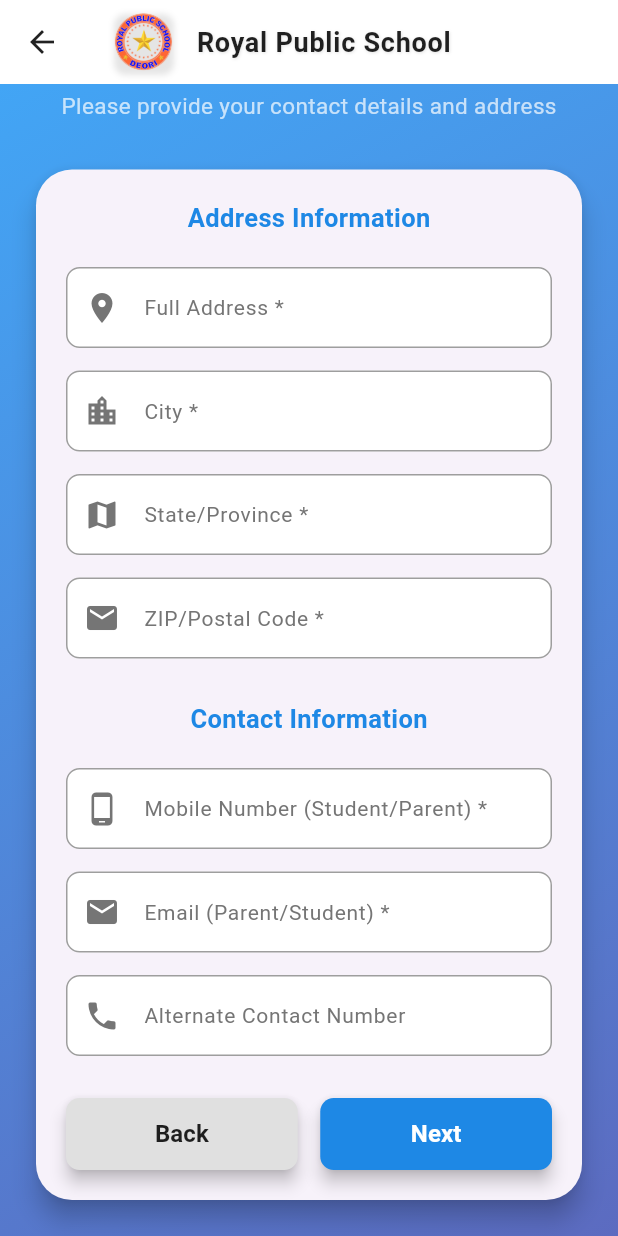
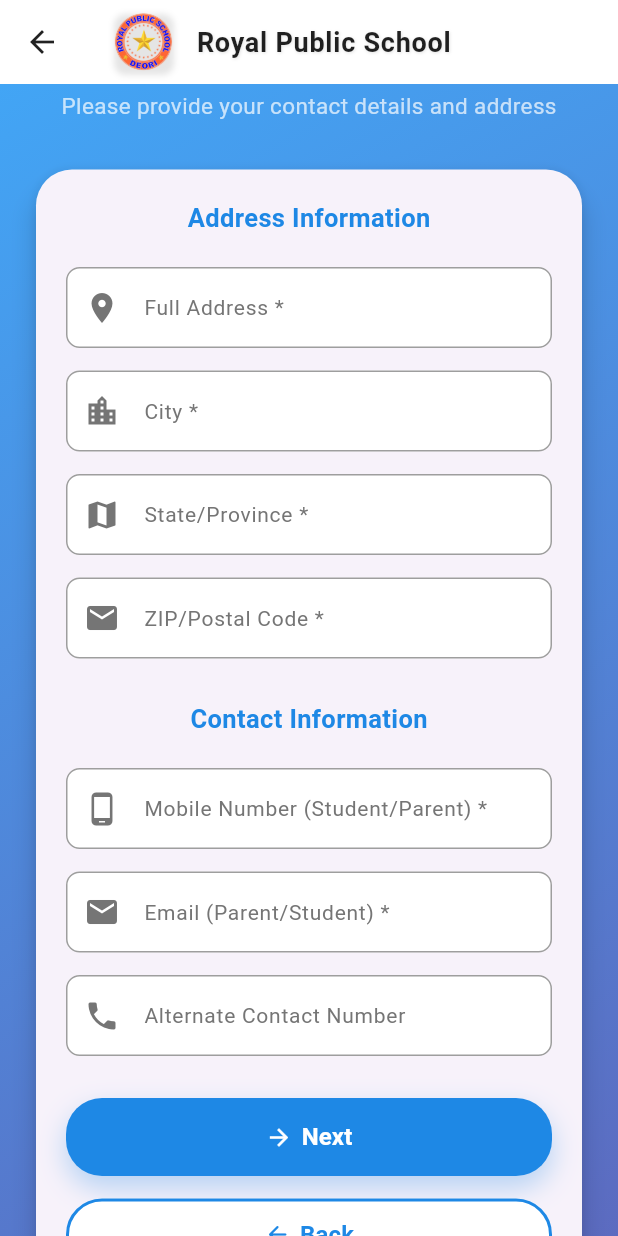
Before and after one commit to Phalmora/School_management_system, a Flutter app: the AdmissionContactScreen screen opened by its route, scrolled down 120 dp, on a phone screen of 412 x 824 dp. Run offline on Flutter 3.47's test engine with Material 3 defaults, Android fonts, the phone set to English and light mode, and no system bars; our stand-ins replace file_picker, fl_chart, image_picker.

Commit message:
UI uppdated

```diff
--- a/lib/Admission/admissionContactScreen.dart
+++ b/lib/Admission/admissionContactScreen.dart
@@ -1,4 +1,5 @@
 import 'package:flutter/material.dart';
+import 'package:school/customWidgets/button.dart';
 import 'package:school/customWidgets/commonCustomWidget/commonMainInput.dart';
 import 'package:school/customWidgets/inputField.dart';
 import 'package:school/customWidgets/sectionTitle.dart';
@@ -232,53 +233,21 @@ class _AdmissionContactScreenState extends State<AdmissionContactScreen> {
   }
 
   Widget buildActionButtons() {
-    return Row(
+    return Column(
       children: [
-        Expanded(
-          child: Container(
-            height: AppThemeResponsiveness.getButtonHeight(context),
-            child: _buildAnimatedButton(
-              text: 'Back',
-              onPressed: () => Navigator.pop(context),
-              isSecondary: true,
-            ),
-          ),
+        PrimaryButton(
+          title: 'Next',
+          icon: Icon(Icons.arrow_forward, color: Colors.white),
+          onPressed: _nextPage,
         ),
-        SizedBox(width: AppThemeResponsiveness.getMediumSpacing(context)),
-        Expanded(
-          child: Container(
-            height: AppThemeResponsiveness.getButtonHeight(context),
-            child: _buildAnimatedButton(
-              text: 'Next',
-              onPressed: _nextPage,
-            ),
-          ),
-        ),
+        SizedBox(height: AppThemeResponsiveness.getMediumSpacing(context)),
+        SecondaryButton(
+          title: 'Back',
+          icon: Icon(Icons.arrow_back_rounded, color: AppThemeColor.blue600),
+          color: AppThemeColor.blue600,
+          onPressed: () => Navigator.pop(context),
+        )
       ],
-    );
-  }
-
-  Widget _buildAnimatedButton({
-    required String text,
-    required VoidCallback onPressed,
-    bool isSecondary = false,
-  }) {
-    return ElevatedButton(
-      onPressed: onPressed,
-      style: ElevatedButton.styleFrom(
-        backgroundColor: isSecondary ? Colors.grey[300] : AppThemeColor.blue600,
-        foregroundColor: isSecondary ? Colors.black87 : Colors.white,
-        elevation: AppThemeResponsiveness.getButtonElevation(context),
-        shape: RoundedRectangleBorder(
-          borderRadius: BorderRadius.circular(AppThemeResponsiveness.getInputBorderRadius(context)),
-        ),
-      ),
-      child: Text(
-        text,
-        style: AppThemeResponsiveness.getButtonTextStyle(context).copyWith(
-          color: isSecondary ? Colors.black87 : Colors.white,
-        ),
-      ),
     );
   }
 
```
Also changed, not shown: lib/Admission/admissionParentInfo.dart (+13 -44 lines).
